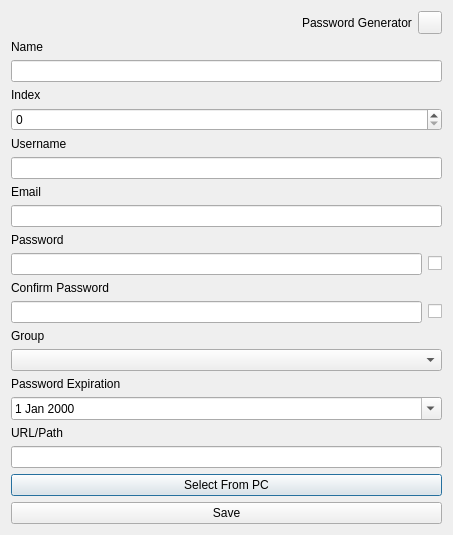
First picture: the form in designs/xml/app_vault_window.ui, repository daniel-deru/WorkMate-3.0, before the edit.
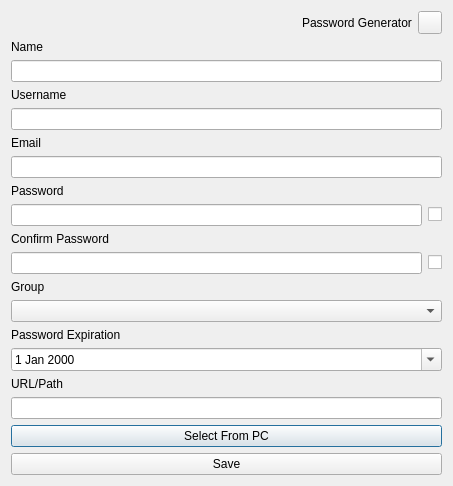
Second picture: the form after the edit.

```diff
--- a/designs/xml/app_vault_window.ui
+++ b/designs/xml/app_vault_window.ui
@@ -7,7 +7,7 @@
     <x>0</x>
     <y>0</y>
     <width>453</width>
-    <height>531</height>
+    <height>484</height>
    </rect>
   </property>
   <property name="windowTitle">
@@ -62,20 +62,6 @@
      </item>
     </layout>
    </item>
-   <item>
-    <layout class="QVBoxLayout" name="verticalLayout_2">
-     <item>
-      <widget class="QLabel" name="lbl_index">
-       <property name="text">
-        <string>Index</string>
-       </property>
-      </widget>
-     </item>
-     <item>
-      <widget class="QSpinBox" name="spn_index"/>
-     </item>
-    </layout>
-   </item>
    <item>
     <layout class="QVBoxLayout" name="verticalLayout_4">
      <item>
```
